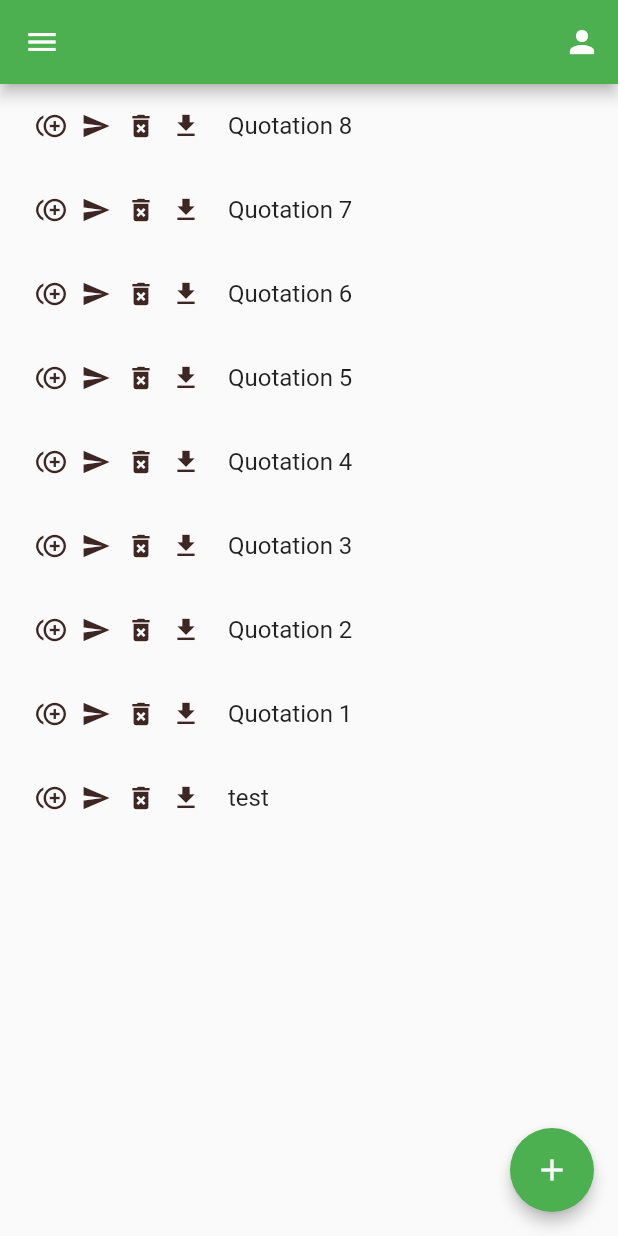
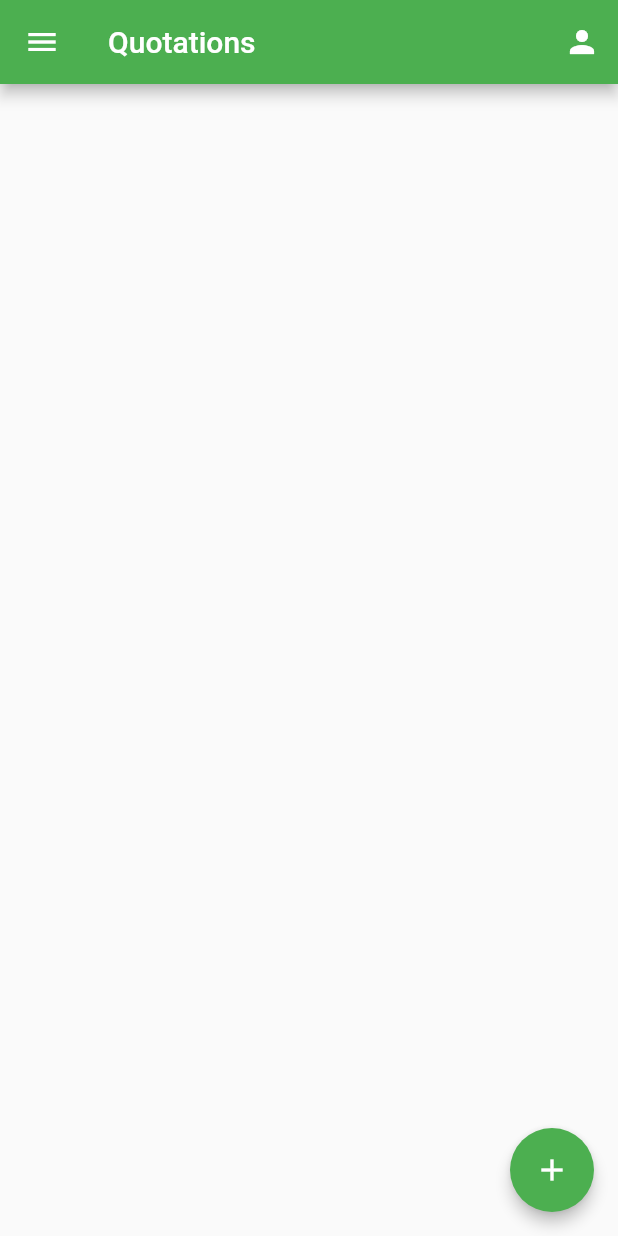
Before and after one commit to kunkumagp/bizkoala-mobile-app, a Flutter app: the screen it shows after launch, in the side drawer, after a tap on the "person" icon, on a phone screen of 412 x 824 dp. Run offline on Flutter 3.47's test engine with Material 2 defaults, Android fonts, the phone set to English and light mode, and no system bars; our stand-ins replace progress_dialog, shared_preferences, sqflite; accounts and stored records are empty.

Commit message:
#3 SQFlite initiate

```diff
--- a/lib/component/drawer.dart
+++ b/lib/component/drawer.dart
@@ -1,7 +1,7 @@
 import 'package:bizkoala_mobileapp/main.dart';
-import 'package:bizkoala_mobileapp/pages/my_profile.dart';
-import 'package:bizkoala_mobileapp/pages/my_quotations.dart';
-import 'package:bizkoala_mobileapp/pages/my_product_services.dart';
+import 'package:bizkoala_mobileapp/pages/profile/my_profile.dart';
+import 'package:bizkoala_mobileapp/pages/quotations/my_quotations.dart';
+import 'package:bizkoala_mobileapp/pages/products_services/my_product_services.dart';
 import 'package:bizkoala_mobileapp/pages/my_settings.dart';
 import 'package:flutter/material.dart';
 import 'package:provider/provider.dart';
@@ -20,8 +20,28 @@ class MyDrawer extends StatelessWidget {
         children: <Widget>[
           ListTile(
             title: Text(
+              'Quotations',
+              style: currentDrawer == 0
+                  ? TextStyle(fontWeight: FontWeight.bold)
+                  : TextStyle(fontWeight: FontWeight.normal),
+            ),
+            leading: Icon(Icons.description),
+            onTap: () {
+              Navigator.of(context).pop();
+              if (this.currentPage == "Quotations") return;
+              Provider.of<DrawerStateInfo>(context, listen: false)
+                  .setCurrentDrawer(0);
+
+              Navigator.of(context).pushReplacement(MaterialPageRoute(
+                  builder: (BuildContext context) => MyQuotations(
+                        title: 'Quotations',
+                      )));
+            },
+          ),
+          ListTile(
+            title: Text(
               'Customers',
-              style: currentDrawer == 0
+              style: currentDrawer == 1
                   ? TextStyle(fontWeight: FontWeight.bold)
                   : TextStyle(fontWeight: FontWeight.normal),
             ),
@@ -41,7 +61,7 @@ class MyDrawer extends StatelessWidget {
           ListTile(
             title: Text(
               "Product & Services",
-              style: currentDrawer == 1
+              style: currentDrawer == 2
                   ? TextStyle(fontWeight: FontWeight.bold)
                   : TextStyle(fontWeight: FontWeight.normal),
             ),
@@ -62,7 +82,7 @@ class MyDrawer extends StatelessWidget {
           ListTile(
             title: Text(
               "Profile",
-              style: currentDrawer == 2
+              style: currentDrawer == 3
                   ? TextStyle(fontWeight: FontWeight.bold)
                   : TextStyle(fontWeight: FontWeight.normal),
             ),
@@ -83,7 +103,7 @@ class MyDrawer extends StatelessWidget {
           ListTile(
             title: Text(
               "Settings",
-              style: currentDrawer == 3
+              style: currentDrawer == 4
                   ? TextStyle(fontWeight: FontWeight.bold)
                   : TextStyle(fontWeight: FontWeight.normal),
             ),
@@ -104,7 +124,7 @@ class MyDrawer extends StatelessWidget {
           ListTile(
             title: Text(
               "Logout",
-              style: currentDrawer == 4
+              style: currentDrawer == 5
                   ? TextStyle(fontWeight: FontWeight.bold)
                   : TextStyle(fontWeight: FontWeight.normal),
             ),
--- /dev/null
+++ b/lib/database/database.dart
@@ -0,0 +1,82 @@
+import 'dart:async';
+import 'dart:io' as io;
+import 'package:bizkoala_mobileapp/database/model/quotation.dart';
+import 'package:path/path.dart';
+import 'package:sqflite/sqflite.dart';
+import 'package:path_provider/path_provider.dart';
+
+class DBProvider {
+  DBProvider._();
+  static final DBProvider db = DBProvider._();
+
+  static const String DB_NAME = 'bizkoala.db';
+  static const String QUOTATION_TABLE = 'quotations';
+
+  static Database _database;
+
+  Future<Database> get database async {
+    if (_database != null) return _database;
+
+    // if _database is null we instantiate it
+    _database = await initDb();
+    return _database;
+  }
+
+  initDb() async {
+    io.Directory documentDirectory = await getApplicationDocumentsDirectory();
+    String path = join(documentDirectory.path, DB_NAME);
+    return await openDatabase(path,
+        version: 1, onOpen: (db) {}, onCreate: _onbCreate);
+  }
+
+  _onbCreate(Database db, int version) async {
+    await db.execute(
+        "CREATE TABLE $QUOTATION_TABLE ('id' INTEGER PRIMARY KEY, 'title' TEXT, 'note' TEXT, 'tax' TEXT, 'date' TEXT, 'customer_id' INTEGER, 'send' INTEGER)");
+  }
+
+// Add
+  newQuotation(Quotation newQuotation) async {
+    final db = await database;
+    var res = await db.insert(QUOTATION_TABLE, newQuotation.toJson());
+    // var res = await db.rawInsert(
+    //     "INSERT Into quotations (title, send)"
+    //     " VALUES (?,?)",
+    //     [newQuotation.title, newQuotation.send.toString()]);
+    return res;
+  }
+
+// Get
+
+  getAllQuotations() async {
+    final db = await database;
+    var res = await db.query(QUOTATION_TABLE, orderBy: 'id DESC');
+    List<Quotation> list =
+        res.isNotEmpty ? res.map((q) => Quotation.fromJson(q)).toList() : [];
+    return list;
+  }
+
+  getQuotation(int id) async {
+    final db = await database;
+    var res = await db.query(QUOTATION_TABLE, where: 'id = ?', whereArgs: [id]);
+    return res.isNotEmpty ? Quotation.fromJson(res.first) : null;
+  }
+
+  // Update
+  updateQuotation(Quotation newQuotation) async {
+    final db = await database;
+    var res = await db.update(QUOTATION_TABLE, newQuotation.toJson(),
+        where: 'id = ?', whereArgs: [newQuotation.id]);
+    return res;
+  }
+
+  // Delete
+  deleteAllQuotations() async {
+    final db = await database;
+    db.delete(QUOTATION_TABLE);
+  }
+
+  deleteQuotation(int id) async {
+    final db = await database;
+    db.delete(QUOTATION_TABLE, where: 'id = ?', whereArgs: [id]);
+  }
+}
--- /dev/null
+++ b/lib/database/model/quotation.dart
@@ -0,0 +1,49 @@
+// To parse this JSON data, do
+//
+//     final quotation = quotationFromJson(jsonString);
+
+import 'dart:convert';
+
+Quotation quotationFromJson(String str) => Quotation.fromJson(json.decode(str));
+
+String quotationToJson(Quotation data) => json.encode(data.toJson());
+
+class Quotation {
+  int id;
+  String title;
+  String note;
+  String tax;
+  String date;
+  int customerId;
+  int send;
+
+  Quotation({
+    this.id,
+    this.title,
+    this.note,
+    this.tax,
+    this.date,
+    this.customerId,
+    this.send,
+  });
+
+  factory Quotation.fromJson(Map<String, dynamic> json) => Quotation(
+        id: json["id"],
+        title: json["title"] == null ? null : json["title"],
+        note: json["note"] == null ? null : json["note"],
+        tax: json["tax"] == null ? null : json["tax"],
+        date: json["date"] == null ? null : json["date"],
+        customerId: json["customer_id"] == null ? null : json["customer_id"],
+        send: json["send"] == null ? null : json["send"],
+      );
+
+  Map<String, dynamic> toJson() => {
+        "id": id,
+        "title": title == null ? null : title,
+        "note": note == null ? null : note,
+        "tax": tax == null ? null : tax,
+        "date": date == null ? null : date,
+        "customer_id": customerId == null ? null : customerId,
+        "send": send == null ? null : send,
+      };
+}
--- a/lib/pages/my_quotations.dart
+++ /dev/null
@@ -1,120 +0,0 @@
-import 'package:bizkoala_mobileapp/component/drawer.dart';
-import 'package:flutter/material.dart';
-import 'package:bizkoala_mobileapp/service/app_services.dart';
-
-final appService = AppService();
-
-class MyQuotations extends StatefulWidget {
-  MyQuotations({Key key, this.title}) : super(key: key);
-  final String title;
-  @override
-  _MyQuotationsState createState() => _MyQuotationsState();
-}
-
-class _MyQuotationsState extends State<MyQuotations> {
-  @override
-  Widget build(BuildContext context) {
-    return Scaffold(
-      appBar: AppBar(
-        title: Text(widget.title == null ? '' : widget.title),
-        actions: <Widget>[
-          IconButton(icon: Icon(Icons.person), onPressed: () {})
-        ],
-      ),
-      body: BodyLayout(),
-      floatingActionButton: FloatingActionButton(
-        elevation: 4.0,
-        child: Icon(Icons.add),
-        onPressed: () {},
-      ),
-      floatingActionButtonLocation: FloatingActionButtonLocation.endFloat,
-      drawer: MyDrawer(widget.title),
-    );
-  }
-}
-
-class BodyLayout extends StatelessWidget {
-  @override
-  Widget build(BuildContext context) {
-    return _myListView(context);
-  }
-}
-
-// replace this function with the code in the examples
-Widget _myListView(BuildContext context) {
-  // backing data
-  final quotationList = [
-    'Quotation 1',
-    'Quotation 2',
-    'Quotation 3',
-    'Quotation 4',
-    'Quotation 5',
-    'Quotation 6',
-    'Quotation 7',
-    'Quotation 8',
-  ];
-
-  quotationList.sort((b, a) => a.compareTo(b));
-  quotationList.addAll({'test'});
-
-  return ListView.builder(
-    itemCount: quotationList.length,
-    itemBuilder: (context, index) {
-      return ListTile(
-        leading: Row(
-          mainAxisSize: MainAxisSize.min,
-          children: <Widget>[
-            SizedBox(
-              width: 30.0,
-              child: IconButton(
-                icon: Icon(
-                  Icons.control_point_duplicate,
-                  size: 20.0,
-                  color: Colors.brown[900],
-                ),
-                onPressed: () {},
-              ),
-            ),
-            SizedBox(
-              width: 30.0,
-              child: IconButton(
-                icon: Icon(
-                  Icons.send,
-                  size: 20.0,
-                  color: Colors.brown[900],
-                ),
-                onPressed: () {},
-              ),
-            ),
-            SizedBox(
-              width: 30.0,
-              child: IconButton(
-                icon: Icon(
-                  Icons.delete_forever,
-                  size: 20.0,
-                  color: Colors.brown[900],
-                ),
-                onPressed: () {},
-              ),
-            ),
-            SizedBox(
-              width: 30.0,
-              child: IconButton(
-                icon: Icon(
-                  Icons.file_download,
-                  size: 20.0,
-                  color: Colors.brown[900],
-                ),
-                onPressed: () {},
-              ),
-            ),
-          ],
-        ),
-        title: Text(
-          quotationList[index],
-          style: new TextStyle(fontWeight: FontWeight.normal),
-        ),
-      );
-    },
-  );
-}
--- a/lib/routes.dart
+++ b/lib/routes.dart
@@ -1,11 +1,21 @@
 import 'package:bizkoala_mobileapp/pages/auth/login.dart';
 import 'package:bizkoala_mobileapp/pages/auth/register.dart';
-import 'package:bizkoala_mobileapp/pages/my_quotations.dart';
+import 'package:bizkoala_mobileapp/pages/quotations/my_quotations.dart';
+import 'package:bizkoala_mobileapp/pages/quotations/update_quotation.dart';
 import 'package:flutter/material.dart';
 
 final routes = {
+  '/': (BuildContext context) => MyQuotations(
+        title: 'Quotations',
+      ),
   '/login': (BuildContext context) => LoginScreen(),
   '/register': (BuildContext context) => RegisterScreen(),
-  '/quotations': (BuildContext context) => MyQuotations(),
-  '/': (BuildContext context) => MyQuotations(),
+
+  // Quotatuins
+  '/quotations': (BuildContext context) => MyQuotations(
+        title: 'Quotations',
+      ),
+  '/update-quotation': (BuildContext context) => UpdateQuotations(
+        title: 'Create/Edit Quotation',
+      ),
 };
--- a/pubspec.yaml
+++ b/pubspec.yaml
@@ -29,6 +29,8 @@ dependencies:
   cupertino_icons: ^0.1.3
   progress_dialog: ^1.2.2
   shared_preferences: ^0.5.6+3
+  sqflite: ^1.3.0
+  path_provider: ^1.6.7
 
 dev_dependencies:
   flutter_test:
```
Also changed, not shown: lib/pages/quotations/my_quotations.dart (added, +191 -0 lines), lib/pages/quotations/update_quotation.dart (added, +30 -0 lines), lib/pages/products_services/my_product_services.dart (renamed from lib/pages/my_product_services.dart), lib/pages/profile/my_profile.dart (renamed from lib/pages/my_profile.dart), pubspec.lock.
